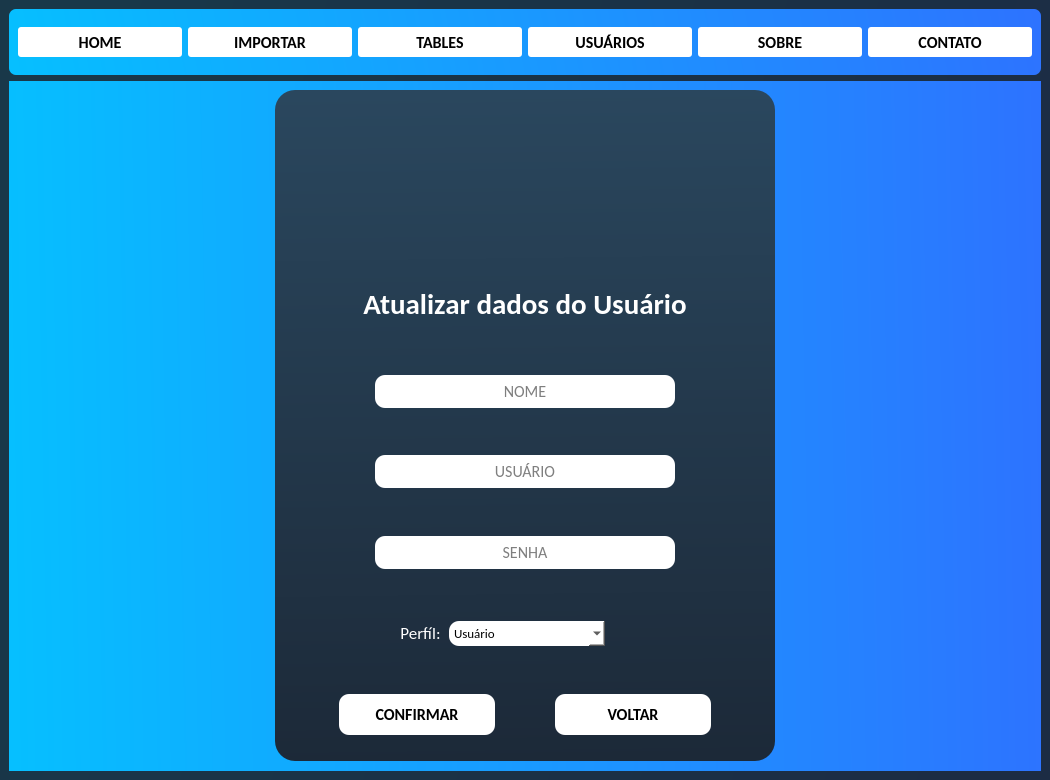
The window that tela_principal.ui (Zekkee1/Sistema-de-Gerenciamento-de-Estoque---Python) describes before a commit, drawn with Qt 5.
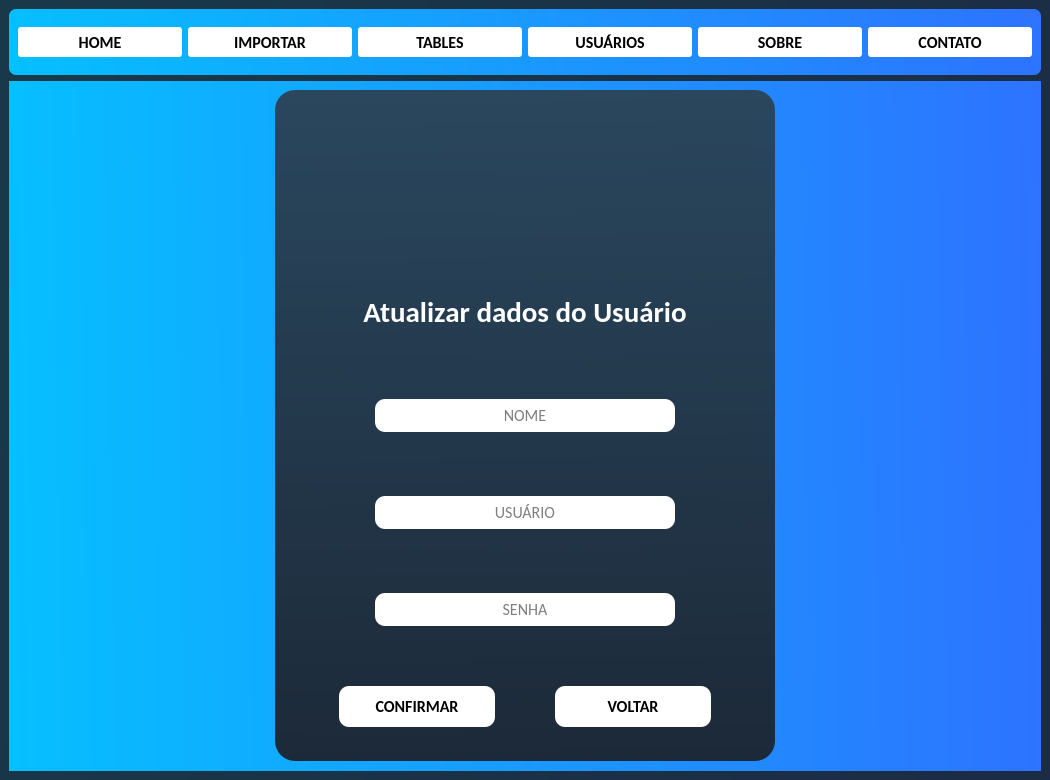
The same window after the commit. The open tabs and pages were chosen to show the change. Icons and pictures are not drawn.

```diff
--- a/tela_principal.ui
+++ b/tela_principal.ui
@@ -1639,101 +1639,6 @@
              </item>
             </layout>
            </item>
-           <item>
-            <layout class="QHBoxLayout" name="horizontalLayout_49">
-             <item>
-              <widget class="QLabel" name="label_117">
-               <property name="maximumSize">
-                <size>
-                 <width>108</width>
-                 <height>16777215</height>
-                </size>
-               </property>
-               <property name="styleSheet">
-                <string notr="true">background-color:transparent</string>
-               </property>
-               <property name="text">
-                <string/>
-               </property>
-              </widget>
-             </item>
-             <item>
-              <widget class="QLabel" name="label_118">
-               <property name="maximumSize">
-                <size>
-                 <width>45</width>
-                 <height>16777215</height>
-                </size>
-               </property>
-               <property name="font">
-                <font>
-                 <family>Calibri</family>
-                 <pointsize>13</pointsize>
-                </font>
-               </property>
-               <property name="styleSheet">
-                <string notr="true">background-color:transparent</string>
-               </property>
-               <property name="text">
-                <string>&lt;html&gt;&lt;head/&gt;&lt;body&gt;&lt;p align=&quot;center&quot;&gt;&lt;span style=&quot; color:#ffffff;&quot;&gt;Perfíl:&lt;/span&gt;&lt;/p&gt;&lt;/body&gt;&lt;/html&gt;</string>
-               </property>
-              </widget>
-             </item>
-             <item>
-              <widget class="QComboBox" name="box_perfil_atualizar">
-               <property name="minimumSize">
-                <size>
-                 <width>0</width>
-                 <height>25</height>
-                </size>
-               </property>
-               <property name="maximumSize">
-                <size>
-                 <width>300</width>
-                 <height>16777215</height>
-                </size>
-               </property>
-               <property name="font">
-                <font>
-                 <family>Calibri</family>
-                 <pointsize>10</pointsize>
-                </font>
-               </property>
-               <property name="styleSheet">
-                <string notr="true">background-color:rgb(255, 255, 255);
-border-radius:10px;
-</string>
-               </property>
-               <property name="editable">
-                <bool>false</bool>
-               </property>
-               <property name="insertPolicy">
-                <enum>QComboBox::InsertAtBottom</enum>
-               </property>
-               <item>
-                <property name="text">
-                 <string>Usuário</string>
-                </property>
-               </item>
-               <item>
-                <property name="text">
-                 <string>Administrador</string>
-                </property>
-               </item>
-              </widget>
-             </item>
-             <item>
-              <widget class="QLabel" name="label_119">
-               <property name="styleSheet">
-                <string notr="true">background-color:transparent</string>
-               </property>
-               <property name="text">
-                <string/>
-               </property>
-              </widget>
-             </item>
-            </layout>
-           </item>
            <item>
             <layout class="QHBoxLayout" name="horizontalLayout_18">
              <item>
```
Left out of the diff: 4 changed lines with no effect on the pictures.
